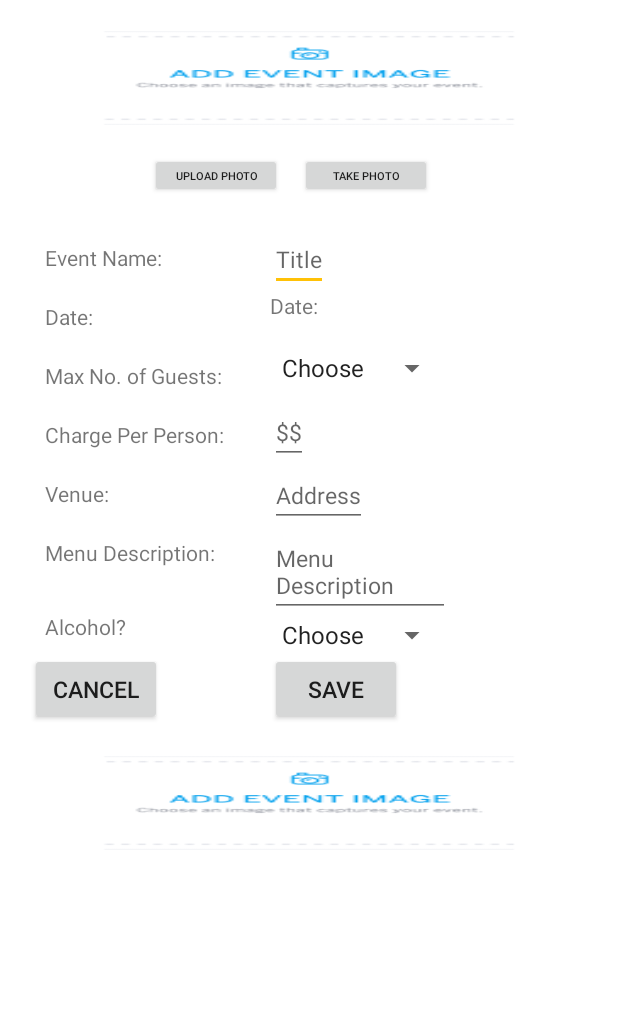
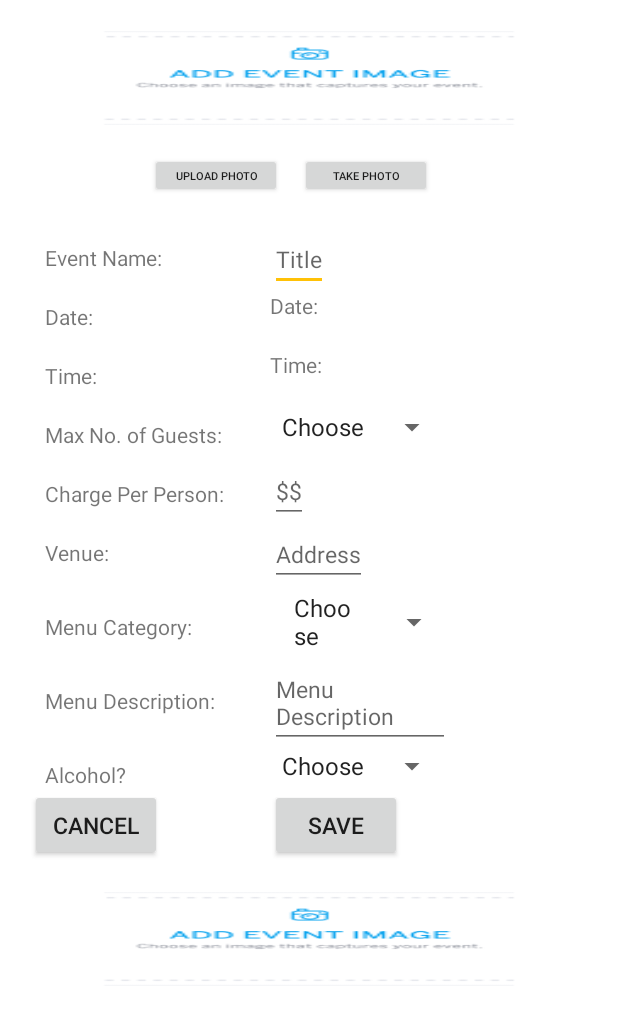
Before and after one commit to qzineat/qzineat, an Android app: the fragment HostFragment shown on its own in the app's theme, on a phone screen of 412 x 824 dp. Shown: the top 1020 px of the screen. Run offline under Robolectric (Android 15) with nearby library versions, the phone set to English and light mode, and no system bars; our stand-ins replace ButterKnife; libraries missing offline, so code that uses them is left out: com.parse; 2 statements that could not run were skipped.

Commit message:
Added Time and Food category

```diff
--- a/app/src/main/java/com/codepath/qzineat/fragments/DatePickerFragment.java
+++ b/app/src/main/java/com/codepath/qzineat/fragments/DatePickerFragment.java
@@ -51,11 +51,5 @@ public class DatePickerFragment extends DialogFragment implements
         TextView tvDatePicker = (TextView) getActivity().findViewById(R.id.tvDatePicker);
         tvDatePicker.setText(this.date);
 
-        updateDisplay();
-    }
-
-    private void updateDisplay() {
-
-
     }
 }
--- a/app/src/main/java/com/codepath/qzineat/fragments/HostFragment.java
+++ b/app/src/main/java/com/codepath/qzineat/fragments/HostFragment.java
@@ -1,6 +1,5 @@
 package com.codepath.qzineat.fragments;
 
-import android.app.DatePickerDialog;
 import android.content.Context;
 import android.content.Intent;
 import android.database.Cursor;
@@ -19,7 +18,6 @@ import android.view.View;
 import android.view.ViewGroup;
 import android.widget.ArrayAdapter;
 import android.widget.Button;
-import android.widget.DatePicker;
 import android.widget.EditText;
 import android.widget.ImageView;
 import android.widget.Spinner;
@@ -50,7 +48,7 @@ import static java.lang.Integer.parseInt;
 /**
  * Created by glondhe on 3/1/16.
  */
-public class HostFragment extends Fragment implements DatePickerDialog.OnDateSetListener {
+public class HostFragment extends Fragment{
 
     private static final int RESULT_OK = -1 ;
     private static final int CAMERA_REQUEST = 1888;
@@ -80,6 +78,8 @@ public class HostFragment extends Fragment implements DatePickerDialog.OnDateSet
     TextView tvDate;
     @Bind(R.id.tvDatePicker)
     TextView tvDatePicker;
+    @Bind(R.id.tvTimePicker)
+    TextView tvTimePicker;
     @Bind(R.id.tvGuest)
     TextView tvGuest;
     @Bind(R.id.spGuest)
@@ -92,6 +92,8 @@ public class HostFragment extends Fragment implements DatePickerDialog.OnDateSet
     TextView tvVenue;
     @Bind(R.id.etVenue)
     EditText etVenue;
+    @Bind(R.id.sMenuCategory)
+    Spinner sMenuCategory;
     @Bind(R.id.tvDesc)
     TextView tvDesc;
     @Bind(R.id.etDesc)
@@ -107,6 +109,8 @@ public class HostFragment extends Fragment implements DatePickerDialog.OnDateSet
     private Intent intent;
 
     private Intent logInIntent;
+    private ArrayAdapter<String> MenuCategoryAdapter;
+    private Date TimeObject;
 
     @Override
     public View onCreateView(LayoutInflater inflater, ViewGroup container,
@@ -126,11 +130,19 @@ public class HostFragment extends Fragment implements DatePickerDialog.OnDateSet
         }
 
         spGuest.setAdapter(arrayAdapter);
+        sMenuCategory.setAdapter(MenuCategoryAdapter);
         tvDatePicker.setOnClickListener(new View.OnClickListener() {
             @Override
             public void onClick(View v) {
                 DialogFragment newFragment = new DatePickerFragment();
                 newFragment.show(getActivity().getSupportFragmentManager(), "datePicker");
+            }
+        });
+        tvTimePicker.setOnClickListener(new View.OnClickListener() {
+            @Override
+            public void onClick(View v) {
+                DialogFragment newFragment = new TimePickerFragment();
+                newFragment.show(getActivity().getSupportFragmentManager(), "TimePicker");
             }
         });
         btUpload.setOnClickListener(new View.OnClickListener() {
@@ -224,9 +236,12 @@ public class HostFragment extends Fragment implements DatePickerDialog.OnDateSet
         Event event = new Event();
         event.setTitle(etTitile.getText().toString());
         event.setGuestLimit(parseInt(String.valueOf(spGuest.getSelectedItem())));
+        event.setCategory((String) sMenuCategory.getSelectedItem());
         event.setDescription(etDesc.getText().toString());
         dateObject = getDateObject();
+        TimeObject = getTimeObject();
         event.setDate(dateObject);
+        event.setTime(TimeObject);
         event.setAddress(etVenue.getText().toString());
         event.setPrice(parseInt(String.valueOf(etCharge.getText())));
         event.setGuestLimit(parseInt(String.valueOf(spGuest.getSelectedItem())));
@@ -259,6 +274,21 @@ public class HostFragment extends Fragment implements DatePickerDialog.OnDateSet
         return dateObject;
     }
 
+    private Date getTimeObject() {
+
+        DateFormat formatter = new SimpleDateFormat("hh:mm aa");
+        Date dateObject = null;
+        String dob_var=(tvTimePicker.getText().toString());
+
+        try {
+            dateObject = formatter.parse(dob_var);
+        } catch (java.text.ParseException e) {
+            e.printStackTrace();
+        }
+        return dateObject;
+    }
+
+
     @Override
     public void onCreate(Bundle savedInstanceState) {
         super.onCreate(savedInstanceState);
@@ -273,9 +303,37 @@ public class HostFragment extends Fragment implements DatePickerDialog.OnDateSet
             transaction.commit();
         }
 
-
+        setMenuCategory();
         setListAdapter();
 
+    }
+
+    private void setMenuCategory() {
+
+        List<String> list = new ArrayList<String>();
+        list.add("Choose");
+        list.add("American");
+        list.add("Chinese");
+        list.add("French");
+        list.add("Japanese");
+        list.add("Korean");
+        list.add("Italian");
+        list.add("Indian");
+        list.add("Mediterranean");
+        list.add("Mexican");
+        list.add("Thai");
+        list.add("Vegan");
+        list.add("Vegetarian");
+        list.add("vietnamese");
+
+        list.add("List2");
+        list.add("List2");
+        list.add("List2");
+        list.add("List2");
+        list.add("List2");
+        MenuCategoryAdapter = new ArrayAdapter<>(this.getActivity(),
+                android.R.layout.simple_list_item_1, list);
+        MenuCategoryAdapter.setDropDownViewResource(android.R.layout.simple_list_item_1);
     }
 
     private void setListAdapter() {
@@ -287,25 +345,6 @@ public class HostFragment extends Fragment implements DatePickerDialog.OnDateSet
         arrayAdapter = new ArrayAdapter<>(this.getActivity(),
         android.R.layout.simple_spinner_item, list);
         arrayAdapter.setDropDownViewResource(android.R.layout.simple_spinner_item);
-    }
-
-    @Override
-    public void onDateSet(DatePicker view, int year, int monthOfYear, int dayOfMonth) {
-        _year = year;
-        _month = monthOfYear;
-        _day = dayOfMonth;
-
-        this.date = new StringBuilder()
-                .append(_year).append("/");
-
-        if (_month < 10) this.date.append(0).append(_month + 1).append("/");
-        else this.date.append(_month + 1).append("/");
-
-        if (_day < 10) this.date.append(0).append(_day);
-        else this.date.append(_day + 1);
-
-        tvDatePicker.setText(this.date);
-
     }
 
     public byte [] BitMapToString(Bitmap bitmap){
@@ -322,4 +361,6 @@ public class HostFragment extends Fragment implements DatePickerDialog.OnDateSet
         return BitmapFactory.decodeByteArray(decodedByte, 0, decodedByte.length);
     }
 
+
+
 }
--- a/app/src/main/res/layout/host_layout.xml
+++ b/app/src/main/res/layout/host_layout.xml
@@ -71,6 +71,13 @@
     <TextView
         android:layout_height="wrap_content"
         android:layout_width="wrap_content"
+        android:text="Time:"
+        android:id="@+id/tvTime"
+        android:layout_marginBottom="20dp"
+        />
+    <TextView
+        android:layout_height="wrap_content"
+        android:layout_width="wrap_content"
         android:text="Max No. of Guests:"
         android:id="@+id/tvGuest"
         android:layout_marginBottom="20dp"
@@ -89,6 +96,15 @@
         android:id="@+id/tvVenue"
         android:layout_marginBottom="20dp"
         />
+    <TextView
+        android:layout_height="wrap_content"
+        android:layout_width="wrap_content"
+        android:text="Menu Category:"
+        android:id="@+id/tvMenuCategory"
+        android:layout_marginTop="10dp"
+        android:layout_marginBottom="30dp"
+        />
+
     <TextView
         android:layout_height="wrap_content"
         android:layout_width="wrap_content"
@@ -122,12 +138,18 @@
             android:text="Date:"
             android:id="@+id/tvDatePicker"
             android:layout_marginBottom="20dp"/>
+        <TextView
+            android:layout_height="wrap_content"
+            android:layout_width="wrap_content"
+            android:text="Time:"
+            android:id="@+id/tvTimePicker"
+            android:layout_marginBottom="20dp"/>
         <Spinner
             android:id="@+id/spGuest"
             android:layout_width="wrap_content"
             android:layout_height="wrap_content"
-            android:spinnerMode="dropdown"
-            android:layout_marginBottom="10dp"/>
+            android:layout_marginBottom="10dp"
+            android:drawSelectorOnTop="true" />
         <EditText
             android:layout_height="wrap_content"
             android:layout_width="wrap_content"
@@ -140,6 +162,13 @@
             android:hint="Address"
             android:textSize="15dp"
             android:id="@+id/etVenue"/>
+
+        <Spinner
+            android:id="@+id/sMenuCategory"
+            android:layout_width="fill_parent"
+            android:layout_height="wrap_content"
+            android:drawSelectorOnTop="true" />
+
         <EditText
             android:layout_height="wrap_content"
             android:layout_width="wrap_content"
@@ -151,7 +180,7 @@
             android:layout_width="wrap_content"
             android:layout_height="wrap_content"
             android:entries="@array/yesno_Array"
-            android:spinnerMode="dropdown"/>
+            android:drawSelectorOnTop="true" />
     </LinearLayout>
     </LinearLayout>
     <Button
```
Also changed, not shown: app/src/main/java/com/codepath/qzineat/fragments/TimePickerFragment.java (added, +57 -0 lines), app/src/main/java/com/codepath/qzineat/models/Event.java (+16 -0 lines).
